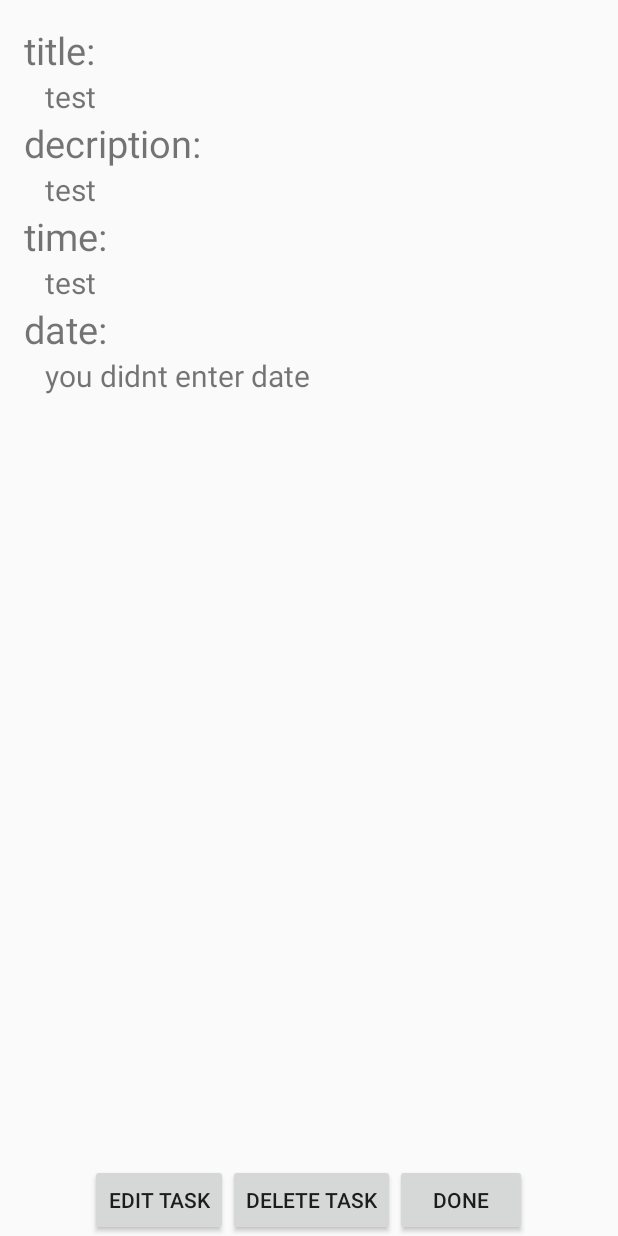
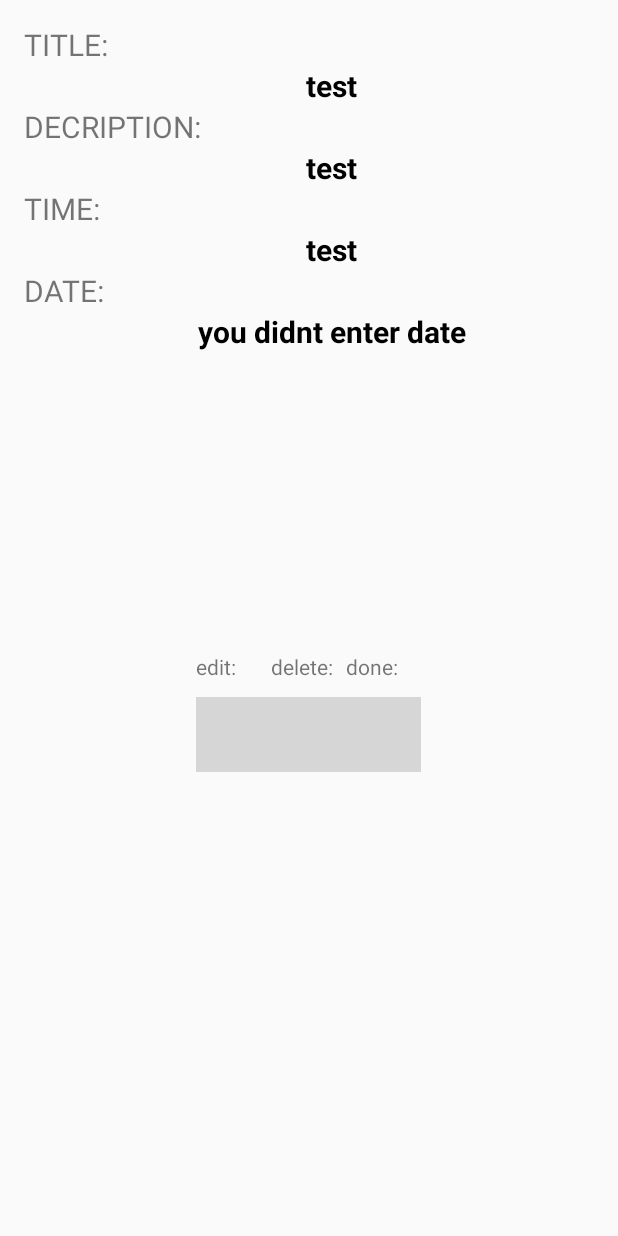
Before and after one commit to shayanxm/tamrin6firsttrytwo, an Android app: the TaskDetailFragment screen opened directly, with no data from a screen before it, on a phone screen of 412 x 824 dp. Run offline under Robolectric (Android 15) with nearby library versions, the phone set to English and light mode, and no system bars; 6 statements that could not run were skipped; grey boxes are pictures that could not be loaded.

Commit message:
compilted project

```diff
--- a/app/src/main/AndroidManifest.xml
+++ b/app/src/main/AndroidManifest.xml
@@ -4,10 +4,12 @@
 
     <application
         android:allowBackup="true"
+
         android:icon="@drawable/task_done_flat"
         android:label="@string/app_name"
         android:roundIcon="@mipmap/ic_launcher_round"
         android:supportsRtl="true"
+        android:configChanges="orientation|screenSize"
         android:theme="@style/AppTheme">
         <activity android:name=".MainView.MainActivity">
             <intent-filter>
--- a/app/src/main/java/com/example/shayanmoradi/tamrin6firsttry/Model/TaskManager.java
+++ b/app/src/main/java/com/example/shayanmoradi/tamrin6firsttry/Model/TaskManager.java
@@ -86,6 +86,7 @@ public class TaskManager {
         return null;
     }
 
+
     public int getIndexOfTask(UUID id) {
         List<Task> task = getTasks();
 
--- a/app/src/main/java/com/example/shayanmoradi/tamrin6firsttry/RecyclerStaffs/TaskHolder.java
+++ b/app/src/main/java/com/example/shayanmoradi/tamrin6firsttry/RecyclerStaffs/TaskHolder.java
@@ -38,32 +38,17 @@ public class TaskHolder extends RecyclerView.ViewHolder {
 
     public void bind(Task crime) {
         mTask = crime;
-        mTitleTextView.setText(crime.getTitle());
-        String firstLetterString = crime.getTitle().substring(0, 1);
-        firstLetter.setText(firstLetterString);
+
+        if (crime.getTitle() != null) {
+            mTitleTextView.setText(crime.getTitle());
+            String firstLetterString = crime.getTitle().substring(0, 1);
+            firstLetter.setText(firstLetterString);
+        } else {
+            mTitleTextView.setText("uncomplited task");
+        }
+
 //        mDateTextView.setText(crime.getDate().toString());
 //        mSolvedImageView.setVisibility(crime.isSolved() == true ? View.VISIBLE : View.GONE);
     }
-//
-//    public void bindDone(Task crime) {
-//        mTask = crime;
-//        if (mTask.getmDoneOrUnDone() == true) {
-//            mTitleTextView.setText(crime.getTitle());
-//            String firstLetterString = crime.getTitle().substring(0, 1);
-//            firstLetter.setText(firstLetterString);
-//        }
-////        mDateTextView.setText(crime.getDate().toString());
-////        mSolvedImageView.setVisibility(crime.isSolved() == true ? View.VISIBLE : View.GONE);
-//    }
-//
-//    public void bindUnDone(Task crime) {
-//        mTask = crime;
-//        if (mTask.getmDoneOrUnDone() == false) {
-//            mTitleTextView.setText(crime.getTitle());
-//            String firstLetterString = crime.getTitle().substring(0, 1);
-//            firstLetter.setText(firstLetterString);
-//        }
-////        mDateTextView.setText(crime.getDate().toString());
-////        mSolvedImageView.setVisibility(crime.isSolved() == true ? View.VISIBLE : View.GONE);
-//    }
+
 }
--- a/app/src/main/java/com/example/shayanmoradi/tamrin6firsttry/getInfromation/GetInfoFragment.java
+++ b/app/src/main/java/com/example/shayanmoradi/tamrin6firsttry/getInfromation/GetInfoFragment.java
@@ -12,6 +12,7 @@ import android.view.View;
 import android.view.ViewGroup;
 import android.widget.Button;
 import android.widget.EditText;
+import android.widget.Toast;
 
 import com.example.shayanmoradi.tamrin6firsttry.MainView.MainActivity;
 import com.example.shayanmoradi.tamrin6firsttry.Model.Task;
@@ -72,12 +73,13 @@ public class GetInfoFragment extends Fragment {
 
 
         final UUID crimeId = (UUID) getArguments().getSerializable(ARG_CRIME_ID);
+
         editText.setText(mCrime.getTitle());
         if (mCrime.getmDescription() != "no description enterd")
             editDes.setText(mCrime.getmDescription());
-        if (mCrime.getSimpleDate()!=null)
+        if (mCrime.getSimpleDate() != null)
             datePicker.setText(mCrime.getSimpleDate());
-        if (mCrime.getSimpleTime()!=null)
+        if (mCrime.getSimpleTime() != null)
             timePicker.setText(mCrime.getSimpleTime());
         mCrime = TaskManager.getInstance().getask(crimeId);
 
@@ -144,7 +146,7 @@ public class GetInfoFragment extends Fragment {
             @Override
             public void onClick(View v) {
 
-
+                if (titleeText != null) {
                     if (titleeText != null)
                         mCrime.setTitle(titleeText + "");
 //                if (desText != null)
@@ -157,6 +159,10 @@ public class GetInfoFragment extends Fragment {
                     TaskManager.getInstance().deleteTaskDone(mCrime);
                     Intent intent = new Intent(getActivity(), MainActivity.class);
                     startActivity(intent);
+                }else {
+                    Toast.makeText(getActivity(),"you should enter title",Toast.LENGTH_SHORT).show();
+
+                }
             }
         });
         return view;
--- a/app/src/main/res/layout/fragment_task_detail.xml
+++ b/app/src/main/res/layout/fragment_task_detail.xml
@@ -14,15 +14,19 @@
         android:layout_marginLeft="16dp"
         android:layout_marginTop="16sp"
         android:text="title:"
-        android:textSize="25sp" />
+        android:textAllCaps="true"
+        android:textSize="20sp" />
 
     <TextView
         android:id="@+id/detail_title"
-        android:layout_width="wrap_content"
+        android:layout_width="match_parent"
         android:layout_height="wrap_content"
         android:layout_marginLeft="30dp"
         android:text="test"
-        android:textSize="20sp" />
+        android:textAlignment="center"
+        android:textColor="@android:color/black"
+        android:textSize="20sp"
+        android:textStyle="bold" />
 
     <TextView
         android:id="@+id/textView3"
@@ -30,15 +34,19 @@
         android:layout_height="wrap_content"
         android:layout_marginLeft="16dp"
         android:text="decription:"
-        android:textSize="25sp" />
+        android:textAllCaps="true"
+        android:textSize="20sp" />
 
     <TextView
         android:id="@+id/detail_des"
-        android:layout_width="wrap_content"
+        android:layout_width="match_parent"
         android:layout_height="wrap_content"
         android:layout_marginLeft="30dp"
         android:text="test"
-        android:textSize="20sp" />
+        android:textAlignment="center"
+        android:textColor="@android:color/black"
+        android:textSize="20sp"
+        android:textStyle="bold" />
 
     <TextView
         android:id="@+id/textView4"
@@ -46,15 +54,19 @@
         android:layout_height="wrap_content"
         android:layout_marginLeft="16dp"
         android:text="time:"
-        android:textSize="25sp" />
+        android:textAllCaps="true"
+        android:textSize="20sp" />
 
     <TextView
         android:id="@+id/detail_time"
-        android:layout_width="wrap_content"
+        android:layout_width="match_parent"
         android:layout_height="wrap_content"
         android:layout_marginLeft="30dp"
         android:text="test"
-        android:textSize="20sp" />
+        android:textAlignment="center"
+        android:textColor="@android:color/black"
+        android:textSize="20sp"
+        android:textStyle="bold" />
 
     <TextView
         android:id="@+id/textView5"
@@ -62,42 +74,76 @@
         android:layout_height="wrap_content"
         android:layout_marginLeft="16dp"
         android:text="date:"
-        android:textSize="25sp" />
+        android:textAllCaps="true"
+        android:textSize="20sp" />
 
     <TextView
         android:id="@+id/detail_date"
-        android:layout_width="wrap_content"
+        android:layout_width="match_parent"
         android:layout_height="wrap_content"
         android:layout_marginLeft="30dp"
         android:text="you didnt enter date"
-        android:textSize="20sp" />
+        android:textAlignment="center"
+        android:textColor="@android:color/black"
+        android:textSize="20sp"
+        android:textStyle="bold" />
 
     <LinearLayout
-        android:layout_width="match_parent"
-        android:layout_height="match_parent"
+        android:layout_width="wrap_content"
+        android:layout_height="wrap_content"
         android:layout_gravity="center_horizontal"
-        android:gravity="bottom|center"
-        android:orientation="horizontal"
-        android:paddingTop="250dp">
+        android:layout_marginTop="200dp"
+        android:orientation="horizontal">
+
+        <TextView
+            android:id="@+id/textView7"
+            android:layout_width="50dp"
+            android:layout_height="30dp"
+            android:layout_weight="1"
+            android:text="edit:" />
+
+        <TextView
+            android:id="@+id/textView6"
+            android:layout_width="50dp"
+            android:layout_height="30dp"
+            android:layout_weight="1"
+            android:text="delete:" />
+
+        <TextView
+            android:id="@+id/textView2"
+            android:layout_width="50dp"
+            android:layout_height="30dp"
+            android:layout_weight="1"
+            android:text="done:" />
+
+
+    </LinearLayout>
+
+    <LinearLayout
+        android:layout_width="wrap_content"
+        android:layout_height="wrap_content"
+        android:layout_gravity="center_horizontal"
+        android:layout_marginTop="0dp"
+        android:orientation="horizontal">
 
         <Button
             android:id="@+id/edit_task"
-            android:layout_width="wrap_content"
-            android:layout_height="wrap_content"
-            android:gravity="center"
-            android:text="edit task" />
+            android:layout_width="50dp"
+            android:layout_height="50dp"
+            android:background="@drawable/icons8_edit_file_filled_50"
+            android:gravity="center" />
 
         <Button
             android:id="@+id/delete_task"
-            android:layout_width="wrap_content"
-            android:layout_height="wrap_content"
-            android:text="delete task" />
+            android:layout_width="50dp"
+            android:layout_height="50dp"
+            android:background="@drawable/icons8_delete_bin_filled_50" />
 
         <Button
             android:id="@+id/done_task"
-            android:layout_width="wrap_content"
-            android:layout_height="wrap_content"
-            android:text="done" />
+            android:layout_width="50dp"
+            android:layout_height="50dp"
+            android:background="@drawable/icons8_checkmark_filled_50" />
 
 
     </LinearLayout>
--- a/app/src/main/res/layout/list_item_task.xml
+++ b/app/src/main/res/layout/list_item_task.xml
@@ -4,13 +4,21 @@
     xmlns:tools="http://schemas.android.com/tools"
     android:layout_width="match_parent"
     android:layout_height="wrap_content"
+    android:layout_margin="5dp"
+
+    android:background="@drawable/coner"
+
+    android:textColor="#000"
+    android:layout_centerInParent="true"
+
     android:orientation="vertical">
 
 <LinearLayout
-        android:layout_width="wrap_content"
-        android:layout_height="wrap_content"
-        android:orientation="horizontal"
-        android:padding="8dp">
+        android:layout_width="match_parent"
+
+        android:layout_height="wrap_content">
+
+
 
     <FrameLayout
             android:layout_width="wrap_content"
@@ -43,6 +51,7 @@
         android:layout_marginLeft="5dp"
         android:layout_marginTop="10dp"
         android:text="TextView"
+        android:textColor="@android:color/white"
         tools:layout_editor_absoluteX="105dp"
         tools:layout_editor_absoluteY="16dp" />
     </LinearLayout>
--- a/app/src/main/res/values/styles.xml
+++ b/app/src/main/res/values/styles.xml
@@ -17,4 +17,5 @@
 
     <style name="AppTheme.PopupOverlay" parent="ThemeOverlay.AppCompat.Light" />
 
+
 </resources>
```
Lines whose indentation alone changed are shown as unchanged.
